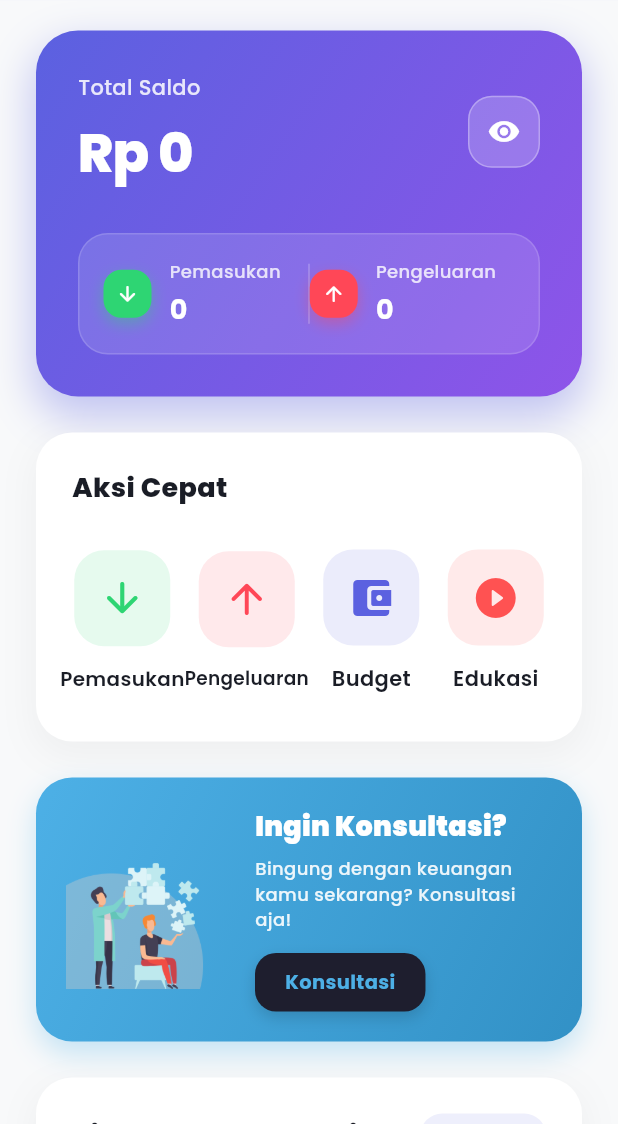
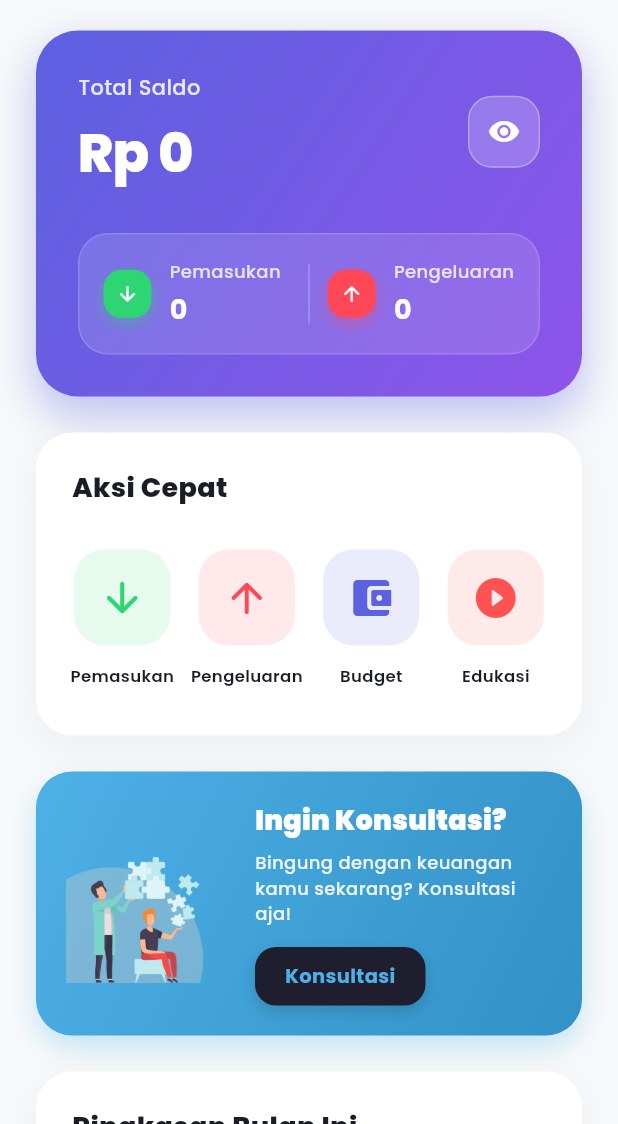
Before and after one commit to agussusanto7/Finance-Tracker, a Flutter app: the DashboardScreen screen opened directly, on a phone screen of 412 x 824 dp, the part 112-1236 px from its top. Run offline on Flutter 3.47's test engine with Material 3 defaults, Android fonts, the phone set to English and light mode, and no system bars; our stand-ins replace cloud_firestore, csv, firebase_auth, firebase_core, fl_chart, flutter_dotenv and 20 more; missing offline and left inert: file_saver; accounts and stored records are empty.

Commit message:
update bot

```diff
--- a/lib/screens/dashboard/dashboard_screen.dart
+++ b/lib/screens/dashboard/dashboard_screen.dart
@@ -287,11 +287,13 @@ class _DashboardScreenState extends State<DashboardScreen> {
                           transactionProvider.getTotalIncomeByMonth(DateTime.now()),
                       balanceHidden: balanceHidden,
                     ),
+                    const SizedBox(width: 12),
                     Container(
                       width: 1,
                       height: 40,
                       color: Colors.white.withOpacity(0.25),
                     ),
+                    const SizedBox(width: 12),
                     _buildBalanceItem(
                       icon: Icons.arrow_upward_rounded,
                       label: 'Pengeluaran',
@@ -520,16 +522,19 @@ class _DashboardScreenState extends State<DashboardScreen> {
                 child: Icon(icon, color: color, size: MediaQuery.of(context).size.width < 360 ? 28 : 32),
               ),
               const SizedBox(height: 12),
-              SizedBox(
+              Padding(
+                padding: const EdgeInsets.symmetric(horizontal: 4.0),
+                child: SizedBox(
                   width: double.infinity,
                   child: FittedBox(
                     fit: BoxFit.scaleDown,
                     child: Text(
                       label,
                       style: TextStyle(
-                      fontSize: MediaQuery.of(context).size.width < 360 ? 12 : 14,
+                        fontSize: MediaQuery.of(context).size.width < 360 ? 9 : 11,
                         fontWeight: FontWeight.w600,
                         color: textPrimary,
+                      ),
                     ),
                   ),
                 ),
@@ -575,24 +580,6 @@ class _DashboardScreenState extends State<DashboardScreen> {
                       fontSize: MediaQuery.of(context).size.width < 360 ? 16 : 18,
                       fontWeight: FontWeight.w800,
                       color: textPrimary,
-                    ),
-                  ),
-                  Container(
-                    padding: const EdgeInsets.symmetric(
-                      horizontal: 14,
-                      vertical: 6,
-                    ),
-                    decoration: BoxDecoration(
-                      color: AppConstants.primaryColor.withOpacity(0.1),
-                      borderRadius: BorderRadius.circular(20),
-                    ),
-                    child: Text(
-                      'Bulan ini',
-                      style: TextStyle(
-                        color: AppConstants.primaryColor,
-                        fontSize: 12,
-                        fontWeight: FontWeight.bold,
-                      ),
                     ),
                   ),
                 ],
```
Also changed, not shown: 1 other file. Lines whose indentation alone changed are shown as unchanged.
